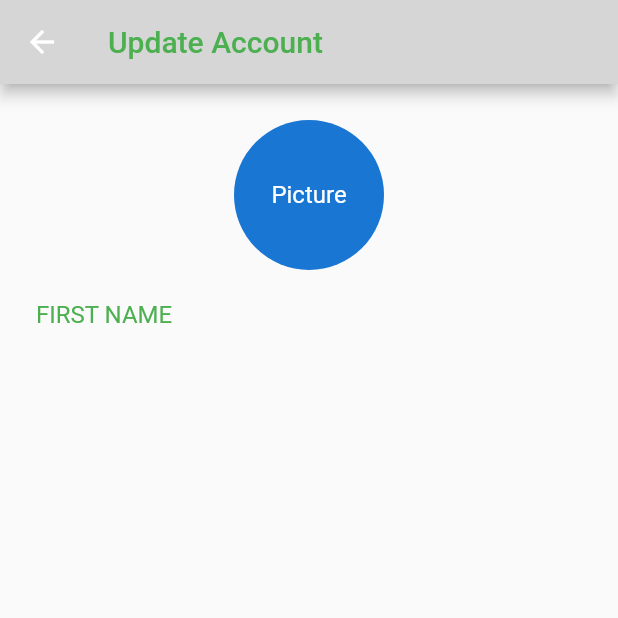
After one commit to ben-rieth/LHSConnection-mobile, a Flutter app: the EditAccount screen opened directly, on a phone screen of 412 x 824 dp, the top half of it. The commit adds this screen. Run offline on Flutter 3.47's test engine with Material 2 defaults, Android fonts, the phone set to English and light mode, and no system bars; our stand-ins replace bloc, cloud_firestore, equatable, firebase_auth, flutter_bloc, font_awesome_flutter and 2 more; missing offline and left inert: swipedetector; accounts and stored records are empty.

Commit message:
Added: AccountPage

```diff
--- a/lib/main.dart
+++ b/lib/main.dart
@@ -7,6 +7,7 @@ import 'package:lhs_connections/repositories/user_repository.dart';
 import 'package:lhs_connections/widgets/home_screen.dart';
 import 'package:lhs_connections/widgets/login_widgets/splash_screen.dart';
 import 'package:lhs_connections/blocs/simple_bloc_delegate.dart';
+import 'package:lhs_connections/widgets/bottom_nav_bar/account_screen.dart';
 
 import 'package:lhs_connections/widgets/login_widgets/login_screen.dart';
 import 'package:lhs_connections/widgets/login_widgets/login_form.dart';
@@ -53,7 +54,7 @@ class _AppRootState extends State<AppRoot> {
               return LoginScreen(userRepository: _userRepository);
             }
             if (state is Authenticated) {
-              return HomeScreen(user: state.userInfo);
+              return AccountPage(user: state.userInfo);
             }
           },
         ),
--- /dev/null
+++ b/lib/widgets/settings/edit_account_screen.dart
@@ -0,0 +1,110 @@
+import 'package:flutter/material.dart';
+import 'package:cloud_firestore/cloud_firestore.dart';
+
+class EditAccount extends StatefulWidget {
+  State<EditAccount> createState() => _EditAccountState();
+}
+
+class _EditAccountState extends State<EditAccount> {
+  TextEditingController _nameController;
+  GlobalKey<FormState> _formKey = GlobalKey<FormState>();
+
+  bool _nameChanged = false;
+  bool _interestsChanged = false;
+
+  @override
+  void initState() {
+    super.initState();
+  }
+
+  @override
+  Widget build(BuildContext context) {
+
+    _nameController = TextEditingController();
+
+    return WillPopScope(
+      onWillPop: () {},
+      child: Scaffold(
+        appBar: AppBar(
+          title: Text("Update Account",
+              style: TextStyle(
+                color: Colors.green,
+              )),
+          backgroundColor: Colors.grey[350],
+        ),
+        body: Form(
+          key: _formKey,
+          child: ListView(
+            padding: EdgeInsets.all(24.0),
+            children: <Widget>[
+              Center(
+                child: CircleAvatar(
+                  child: Text("Picture"),
+                  radius: 50.0,
+                ),
+              ),
+              SizedBox(height: 20.0),
+              Align(
+                alignment: Alignment.centerLeft,
+                child: Text(
+                  "FIRST NAME",
+                  style: TextStyle(
+                    color: Colors.green,
+                    fontSize: 16.0,
+                  ),
+                ),
+              ),
+              /*TextField(
+                controller: _nameController,
+                onChanged: (String newName) {
+                  if(newName != initialName) {
+                    setState(() {
+                      _nameChanged = true;
+                    });
+                  }
+                },
+              ),*/
+              SizedBox(height: 20.0),
+              /*FlatButton(
+                color: Colors.green,
+                onPressed: () {
+                  Navigator.push(
+                      context,
+                      MaterialPageRoute(
+                          builder: (context) =>
+                              Interests()
+                      ));
+                },
+                child: Text("Edit Interests"),
+              ),*/
+
+              _nameChanged ? Text("Change!") : Container(),
+
+            ],
+          ),
+        ),
+      ),
+    );
+
+  }
+
+  /*Future<bool> _checkIfChanged() async {
+
+    var container = AppStateContainer.of(context);
+
+    if(_nameChanged) {
+      final DocumentReference userRef = Firestore.instance.collection('students')
+          .document(container.state.userInformation.id);
+
+      Firestore.instance.runTransaction((Transaction tx) async {
+        DocumentSnapshot userSnapshot = await tx.get(userRef);
+        if(userSnapshot.exists) {
+          await tx.update(userRef, <String, dynamic>{'fName': _nameController.text} );
+        }
+      });
+    }
+
+    return true;
+
+  }*/
+}
```
Also changed, not shown: lib/models/class.dart (added, +107 -0 lines), lib/models/club.dart (added, +38 -0 lines), lib/widgets/bottom_nav_bar/account_screen.dart (added, +283 -0 lines), lib/widgets/settings/settings_home_screen.dart (added, +24 -0 lines).
